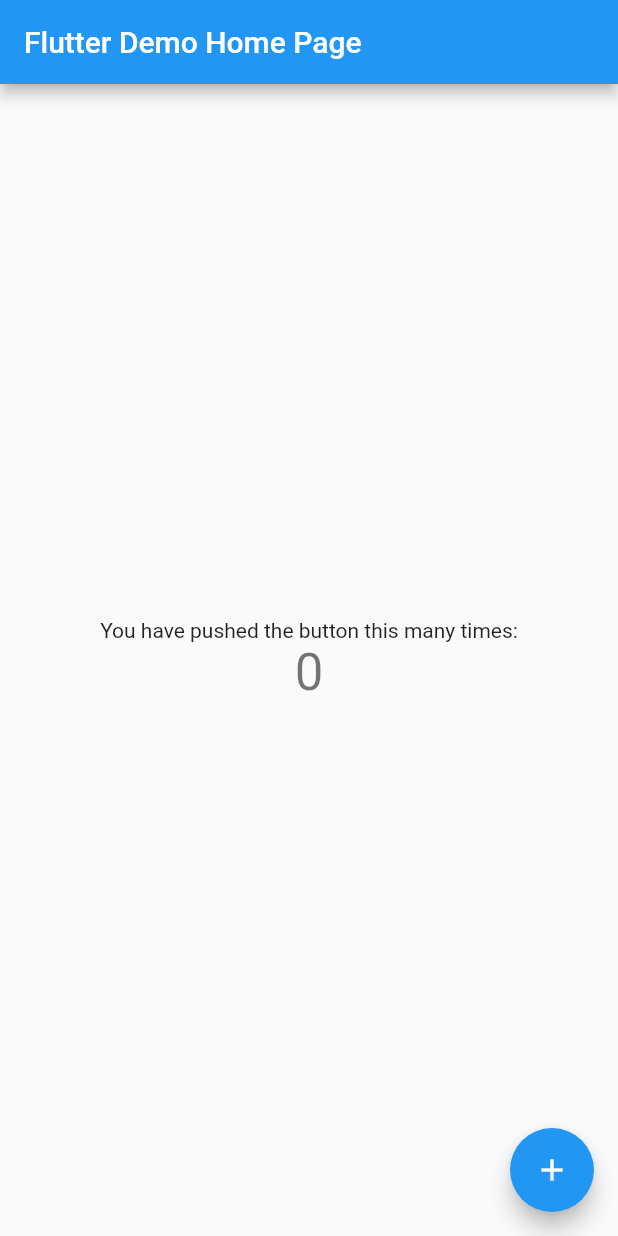
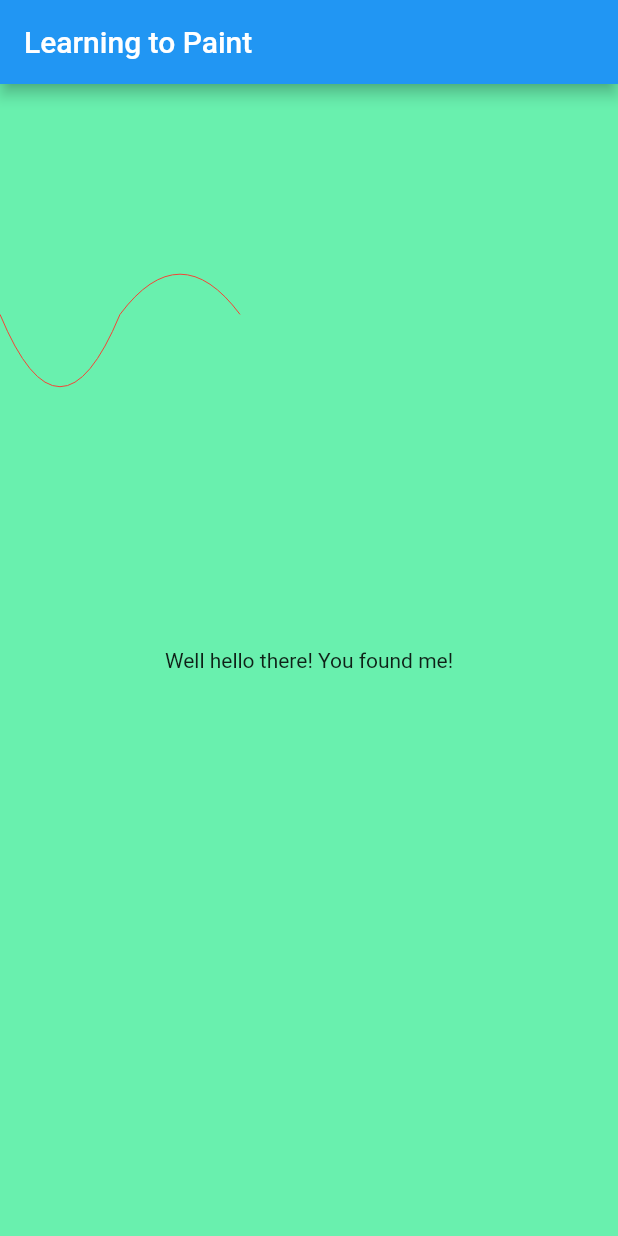
Before and after one commit to bprayush/learning-to-paint, a Flutter app: the screen it shows after launch, on a phone screen of 412 x 824 dp. Run offline on Flutter 3.47's test engine with Material 2 defaults, Android fonts, the phone set to English and light mode, and no system bars.

Commit message:
Just leaving this here LOL, found a simple way to do what I wanted to do xD

```diff
--- a/lib/main.dart
+++ b/lib/main.dart
@@ -3,109 +3,62 @@ import 'package:flutter/material.dart';
 void main() => runApp(MyApp());
 
 class MyApp extends StatelessWidget {
-  // This widget is the root of your application.
   @override
   Widget build(BuildContext context) {
     return MaterialApp(
-      title: 'Flutter Demo',
-      theme: ThemeData(
-        // This is the theme of your application.
-        //
-        // Try running your application with "flutter run". You'll see the
-        // application has a blue toolbar. Then, without quitting the app, try
-        // changing the primarySwatch below to Colors.green and then invoke
-        // "hot reload" (press "r" in the console where you ran "flutter run",
-        // or simply save your changes to "hot reload" in a Flutter IDE).
-        // Notice that the counter didn't reset back to zero; the application
-        // is not restarted.
-        primarySwatch: Colors.blue,
-      ),
-      home: MyHomePage(title: 'Flutter Demo Home Page'),
+      title: "Learning Painters",
+      home: LearningPainter(),
     );
   }
 }
 
-class MyHomePage extends StatefulWidget {
-  MyHomePage({Key key, this.title}) : super(key: key);
-
-  // This widget is the home page of your application. It is stateful, meaning
-  // that it has a State object (defined below) that contains fields that affect
-  // how it looks.
-
-  // This class is the configuration for the state. It holds the values (in this
-  // case the title) provided by the parent (in this case the App widget) and
-  // used by the build method of the State. Fields in a Widget subclass are
-  // always marked "final".
-
-  final String title;
-
-  @override
-  _MyHomePageState createState() => _MyHomePageState();
+class LearningPainter extends StatefulWidget {
+  _LearningPainterState createState() => _LearningPainterState();
 }
 
-class _MyHomePageState extends State<MyHomePage> {
-  int _counter = 0;
+class _LearningPainterState extends State<LearningPainter> {
+  @override
+  Widget build(BuildContext context) {
+    return Scaffold(
+      appBar: AppBar(
+        title: Text("Learning to Paint"),
+      ),
+      body: CustomPaint(
+        painter: MyPainter(),
+        child: Center(
+          child: Text("Well hello there! You found me!"),
+        ),
+      )
+    );
+  }
+}
 
-  void _incrementCounter() {
-    setState(() {
-      // This call to setState tells the Flutter framework that something has
-      // changed in this State, which causes it to rerun the build method below
-      // so that the display can reflect the updated values. If we changed
-      // _counter without calling setState(), then the build method would not be
-      // called again, and so nothing would appear to happen.
-      _counter++;
-    });
+class MyPainter extends CustomPainter{
+  @override
+  void paint(Canvas canvas, Size size) {
+    final height = size.height;
+    final width = size.width;
+    Paint paint = Paint();
+    Path weirdPaths = Path();
+
+    weirdPaths.addRect(Rect.fromLTRB(0, 0, width, height));
+    paint.color = Colors.greenAccent;
+    canvas.drawPath(weirdPaths, paint);
+
+    Path squiglyPath = Path();
+    squiglyPath.moveTo(0, height * 0.2);
+    squiglyPath.quadraticBezierTo(40, 250, 80, height * 0.2);
+    paint.style = PaintingStyle.stroke;
+    squiglyPath.quadraticBezierTo(120, 100, 160, height * 0.2);
+    paint.color = Colors.red;
+    canvas.drawPath(squiglyPath, paint);
+
   }
 
   @override
-  Widget build(BuildContext context) {
-    // This method is rerun every time setState is called, for instance as done
-    // by the _incrementCounter method above.
-    //
-    // The Flutter framework has been optimized to make rerunning build methods
-    // fast, so that you can just rebuild anything that needs updating rather
-    // than having to individually change instances of widgets.
-    return Scaffold(
-      appBar: AppBar(
-        // Here we take the value from the MyHomePage object that was created by
-        // the App.build method, and use it to set our appbar title.
-        title: Text(widget.title),
-      ),
-      body: Center(
-        // Center is a layout widget. It takes a single child and positions it
-        // in the middle of the parent.
-        child: Column(
-          // Column is also layout widget. It takes a list of children and
-          // arranges them vertically. By default, it sizes itself to fit its
-          // children horizontally, and tries to be as tall as its parent.
-          //
-          // Invoke "debug painting" (press "p" in the console, choose the
-          // "Toggle Debug Paint" action from the Flutter Inspector in Android
-          // Studio, or the "Toggle Debug Paint" command in Visual Studio Code)
-          // to see the wireframe for each widget.
-          //
-          // Column has various properties to control how it sizes itself and
-          // how it positions its children. Here we use mainAxisAlignment to
-          // center the children vertically; the main axis here is the vertical
-          // axis because Columns are vertical (the cross axis would be
-          // horizontal).
-          mainAxisAlignment: MainAxisAlignment.center,
-          children: <Widget>[
-            Text(
-              'You have pushed the button this many times:',
-            ),
-            Text(
-              '$_counter',
-              style: Theme.of(context).textTheme.display1,
-            ),
-          ],
-        ),
-      ),
-      floatingActionButton: FloatingActionButton(
-        onPressed: _incrementCounter,
-        tooltip: 'Increment',
-        child: Icon(Icons.add),
-      ), // This trailing comma makes auto-formatting nicer for build methods.
-    );
+  bool shouldRepaint(CustomPainter oldDelegate) {
+    // TODO: implement shouldRepaint
+    return oldDelegate != this;
   }
+
 }
```
